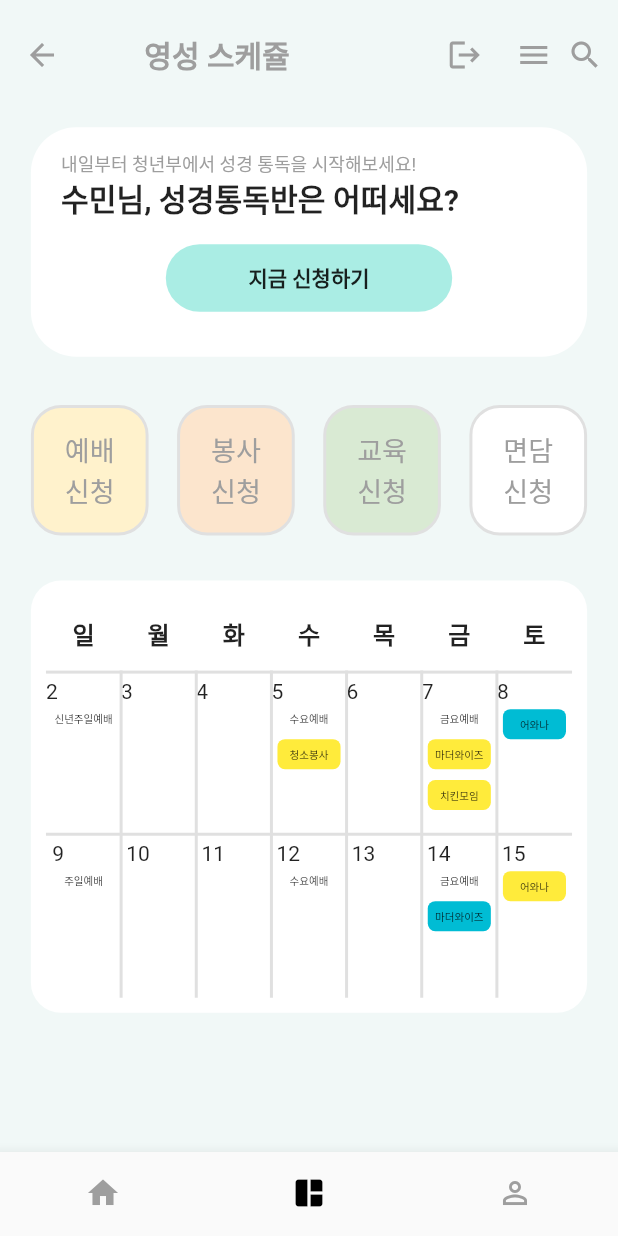
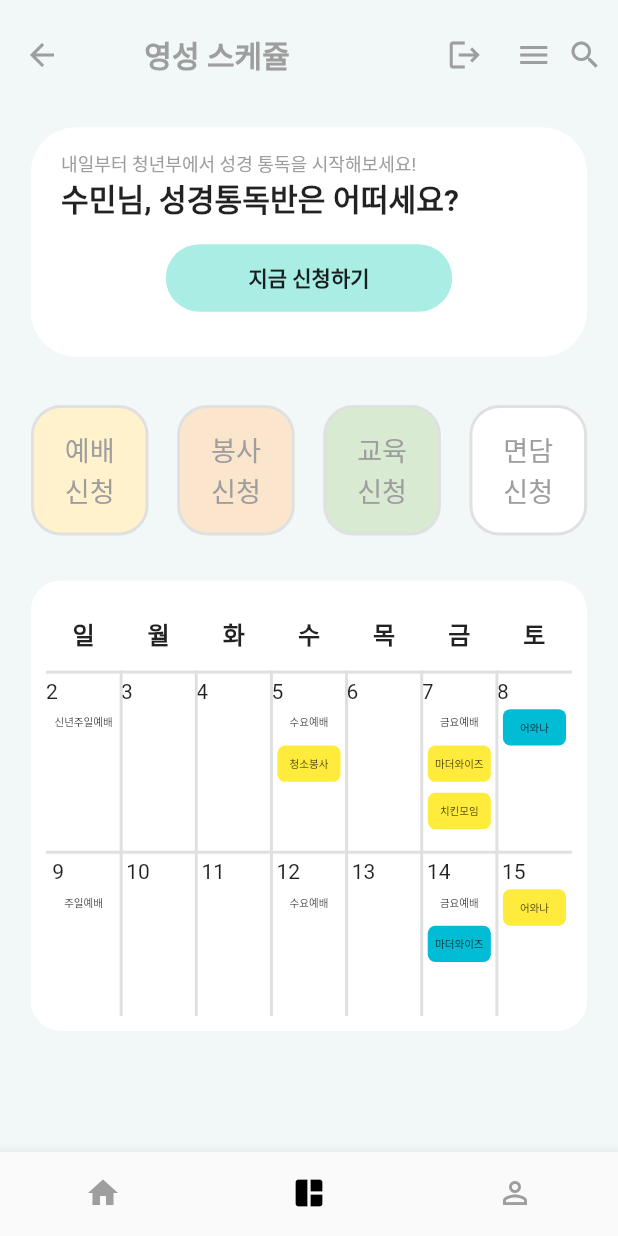
Before and after one commit to minjun-P/byBloom_MVP, a Flutter app: the MainScreen screen opened by its route, item 2 of the bottom bar chosen, on a phone screen of 412 x 824 dp. Run offline on Flutter 3.47's test engine with Material 2 defaults, Android fonts, the phone set to English and light mode, and no system bars; our stand-ins replace firebase_auth, firebase_core, firebase_database, firebase_storage, flutter_screenutil, get and 1 more; accounts and stored records are empty; network calls fail.

Commit message:
달력 일정 추가기능 완성

```diff
--- a/lib/schedule/components/calendar.dart
+++ b/lib/schedule/components/calendar.dart
@@ -43,21 +43,27 @@ class Calendar extends StatelessWidget {
                         return TableCell(
                           child: Container(
                             padding: EdgeInsets.only(top: 5.h),
-                            height: 90.h,
+                            height: 100.h,
                             child: Column(
                               children: [
                                 Align(
                                     alignment: Alignment(-0.8,0),
                                     child: InkWell(
                                         onTap: () {
-                                          controller.update(index+2);
+                                          controller.add(index+2);
                                           print(index+2);
                                         },
                                         child: Container(width:double.infinity,child: Text('${index+2}')))
                                 ),
+                                GetBuilder<CalendarController>(
+                                  init: controller,
+                                  builder: (_) =>_officialScheduleBuilder(_.OfficialMap,index+2),
+                                )
 
-                                Obx(()=>_officialScheduleBuilder(controller.OfficialMap,index+2)),
-                                Obx(()=>_personalScheduleBuilder(controller.PersonalMap,index+2))
+                                ,
+                                GetBuilder<CalendarController>(
+                                  builder: (_) => _personalScheduleBuilder(_.PersonalMap,index+2),
+                                )
                               ],
 
                             ),
@@ -79,14 +85,21 @@ class Calendar extends StatelessWidget {
                                     alignment: Alignment(-0.8,-0),
                                     child: InkWell(
                                         onTap: (){
-                                          controller.update(index+9);
+                                          controller.add(index+9);
                                         },
                                         child: Text('${index+9}')
                                     )
                                 ),
 
-                                _officialScheduleBuilder(controller.OfficialMap,index+9),
-                                _personalScheduleBuilder(controller.PersonalMap,index+9)
+                                GetBuilder<CalendarController>(
+                                  init: controller,
+                                  builder: (_) =>_officialScheduleBuilder(_.OfficialMap,index+9),
+                                )
+
+                                ,
+                                GetBuilder<CalendarController>(
+                                  builder: (_) => _personalScheduleBuilder(_.PersonalMap,index+9),
+                                )
                               ],
 
                             ),
@@ -120,7 +133,7 @@ class Calendar extends StatelessWidget {
               );
             },
             child: Container(
-              height: 20,
+              height: 20.h,
               padding: EdgeInsets.symmetric(vertical: 3.h),
               width: 50.w,
               margin: EdgeInsets.symmetric(horizontal: 4.w),
@@ -159,7 +172,7 @@ class Calendar extends StatelessWidget {
               },
               child: Container(
                 padding: EdgeInsets.symmetric(vertical: 3.h),
-                height: 20,
+                height: 20.h,
                 width: 50.w,
                 margin: EdgeInsets.symmetric(horizontal: 4.w,vertical: 3.h),
                 decoration: BoxDecoration(
--- a/lib/schedule/schedule_controller.dart
+++ b/lib/schedule/schedule_controller.dart
@@ -6,7 +6,8 @@ class RequestController {
   var title = '수민님, 성경통독반은 어떠세요?'.obs;
 }
 
-class CalendarController {
+class CalendarController extends GetxController{
+  // 얘는 위와 다르게 단순상태관리 컨트롤러 만들어봤음.
   var OfficialMap = {
     '2':['신년주일예배'],
     '5':['수요예배'],
@@ -14,20 +15,23 @@ class CalendarController {
     '9':['주일예배'],
     '12':['수요예배'],
     '14':['금요예배']
-  }.obs;
+  };
   var PersonalMap = {
   '5':['청소봉사'],
   '7':['마더와이즈','치킨모임'],
   '8':['어와나'],
   '14':['마더와이즈'],
   '15':['어와나']
-  }.obs;
-  void update(index) {
+  };
+  void add(index) {
     if (PersonalMap.containsKey(index.toString())) {
       PersonalMap[index.toString()]!.add('치킨ㄱ?');
 
+
     } else {
       PersonalMap[index.toString()] = ['치킨ㄱ?'];
+
     }
+    update();
   }
 }
```
